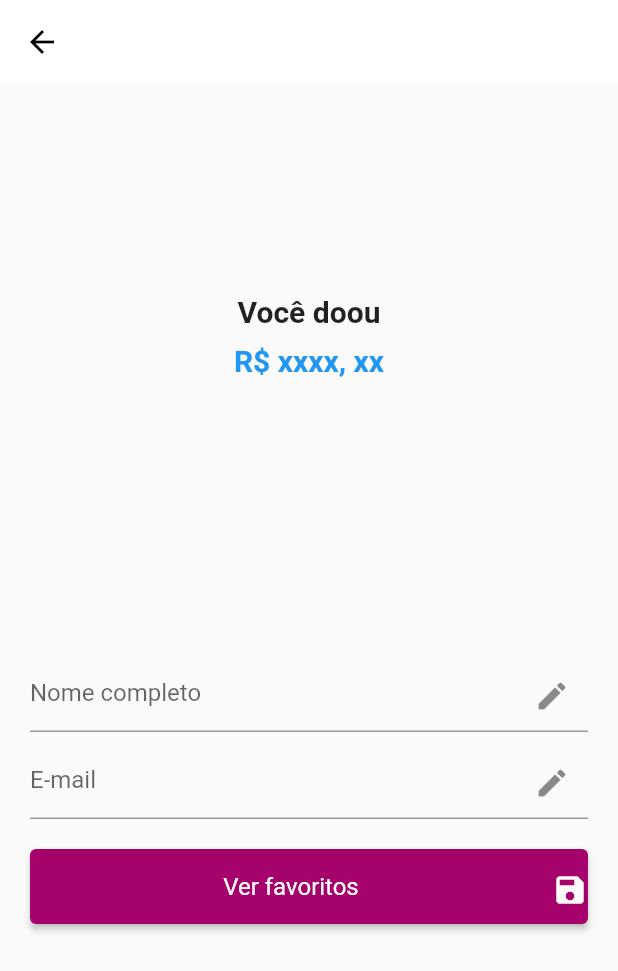
After one commit to diaszin/fineout-app, a Flutter app: the TelaPerfil screen opened by its route, on a phone screen of 412 x 824 dp. The commit adds this screen. Shown: the top 971 px of the screen. Run offline on Flutter 3.47's test engine with Material 2 defaults, Android fonts, the phone set to English and light mode, and no system bars; missing offline and left inert: mysql1.

Commit message:
Concluindo as rotas e Finalizando a classe User

```diff
--- /dev/null
+++ b/lib/controller/UserController.dart
@@ -0,0 +1,10 @@
+import 'package:fineout_app/model/User.dart';
+
+class UserController{
+  Future<void> criarUsuario(String nome, String email, String senha) async {
+    var nomeTratado = nome.toLowerCase();
+    var emailTratado = email.toLowerCase();
+
+    User().criarUsuario(nomeTratado, emailTratado, senha);
+  }
+}
--- a/lib/routes.dart
+++ b/lib/routes.dart
@@ -0,0 +1,47 @@
+import 'package:fineout_app/view/altEmail.dart';
+import 'package:fineout_app/view/altNome.dart';
+import 'package:fineout_app/view/organizacao_favoritadas.dart';
+import 'package:fineout_app/view/telaCadastro.dart';
+import 'package:fineout_app/view/telaDoador.dart';
+import 'package:fineout_app/view/tela_login.dart';
+import 'package:fineout_app/view/telaPerfil.dart';
+import 'package:flutter/material.dart';
+
+class RoutesGenerator {
+  static const loginPage = '/';
+  static const signupPage = '/cadastroPage';
+  static const aboutOrgPage = '/aboutOrg';
+  static const homePage = '/homePage';
+  static const favoriteOrgs = '/favoriteOrg';
+  static const alterarNome = '/alterarNome';
+  static const alterarEmail = '/alterarEmail';
+  static const visualizarDoacao = '/visualizarDoacao';
+  static const telaPerfil = "/telaPerfil";
+
+  RoutesGenerator._();
+
+  static Route generate(RouteSettings settings) {
+    switch (settings.name) {
+      case loginPage:
+        return _goPage(LoginPage());
+      case signupPage:
+        return _goPage(TelaCadastro());
+      case alterarNome:
+        return _goPage(MudaNome());
+      case alterarEmail:
+        return _goPage(MudaEmail());
+      case favoriteOrgs:
+        return _goPage(const TelaOrganizacaoFavoritadas());
+      case telaPerfil:
+        return _goPage(TelaPerfil());
+      case homePage:
+        return _goPage(TelaDoador());
+      default:
+        return _goPage(LoginPage());
+    }
+  }
+
+  static _goPage(Widget page) => MaterialPageRoute(
+        builder: (_) => page,
+      );
+}
--- a/lib/view/organizacao_favoritadas.dart
+++ b/lib/view/organizacao_favoritadas.dart
@@ -9,6 +9,7 @@ class TelaOrganizacaoFavoritadas extends StatelessWidget {
       appBar: AppBar(
         elevation: 0,
         backgroundColor: Colors.transparent,
+        iconTheme: const IconThemeData(color: Colors.black),
       ),
       body: ListView.builder(
         itemCount: 10,
--- /dev/null
+++ b/lib/view/telaPerfil.dart
@@ -0,0 +1,107 @@
+import 'package:fineout_app/routes.dart';
+import 'package:flutter/material.dart';
+
+class TelaPerfil extends StatelessWidget {
+  @override
+  Widget build(BuildContext context) {
+    return Scaffold(
+      appBar: AppBar(
+        elevation: 0,
+        backgroundColor: Colors.white,
+        iconTheme: const IconThemeData(color: Colors.black),
+      ),
+      body: Container(
+        padding: EdgeInsets.all(20.0),
+        child: Column(
+          crossAxisAlignment: CrossAxisAlignment.stretch,
+          children: [
+            SizedBox(height: 120),
+            Text(
+              'Você doou',
+              style: TextStyle(
+                fontWeight: FontWeight.bold,
+                fontSize: 20.0,
+              ),
+              textAlign: TextAlign.center,
+            ),
+            SizedBox(height: 10.0),
+            Text(
+              'R\$ xxxx, xx',
+              style: TextStyle(
+                fontWeight: FontWeight.bold,
+                fontSize: 20.0,
+                color: Colors.blue,
+              ),
+              textAlign: TextAlign.center,
+            ),
+            Expanded(
+              child: Column(
+                mainAxisAlignment: MainAxisAlignment.center,
+                children: [
+                  TextFormField(
+                    decoration: InputDecoration(
+                      hintText: 'Nome completo',
+                     suffixIcon: IconButton(
+                        icon: const Icon(Icons.edit),
+                        onPressed: () {
+                          Navigator.of(context).pushNamed(
+                              RoutesGenerator.alterarNome);
+                        },
+                      )
+                    ),
+                  ),
+                  SizedBox(height: 10.0),
+                  TextFormField(
+                    decoration: InputDecoration(
+                      hintText: 'E-mail',
+                      suffixIcon: IconButton(
+                        icon: const Icon(Icons.edit),
+                        onPressed: () {
+                          Navigator.of(context).pushNamed(
+                              RoutesGenerator.alterarEmail);
+                        },
+                      ),
+                    ),
+                  ),
+                  SizedBox(height: 20.0),
+                  FractionallySizedBox(
+                    widthFactor: 1.0,
+                    child: Container(
+                      height: 50.0,
+                      child: ElevatedButton(
+                        onPressed: () {
+                          // Lógica para salvar os dados
+                          Navigator.of(context)
+                              .pushNamed(RoutesGenerator.favoriteOrgs);
+                        },
+                        child: Row(
+                          children: [
+                            Expanded(
+                              child: Text(
+                                'Ver favoritos',
+                                textAlign: TextAlign.center,
+                              ),
+                            ),
+                            Icon(Icons.save),
+                          ],
+                        ),
+                        style: ElevatedButton.styleFrom(
+                          padding: EdgeInsets.symmetric(vertical: 15.0),
+                          textStyle: TextStyle(
+                            color: Colors.white,
+                            fontSize: 16.0,
+                          ),
+                          primary: Color.fromRGBO(166, 2, 108, 1),
+                        ),
+                      ),
+                    ),
+                  ),
+                ],
+              ),
+            ),
+          ],
+        ),
+      ),
+    );
+  }
+}
--- a/pubspec.yaml
+++ b/pubspec.yaml
@@ -21,5 +21,6 @@ dev_dependencies:
 flutter:
   assets:
   - assets/images/logofineout.png
+  - assets/
 
   uses-material-design: true
```
Also changed, not shown: lib/db.dart (+10 -27 lines), lib/main.dart (+6 -5 lines), lib/model/User.dart (+80 -52 lines), lib/view/altEmail.dart (+6 -10 lines), lib/view/altNome.dart (+5 -9 lines), lib/view/organizacoes_favoritadas.dart (deleted, +0 -78 lines), lib/view/telaCadastro.dart (+20 -2 lines), lib/view/telaDoador.dart (+32 -39 lines), lib/view/tela_login.dart (+13 -0 lines), lib/view/visualizarDoacao.dart (deleted, +0 -98 lines).
